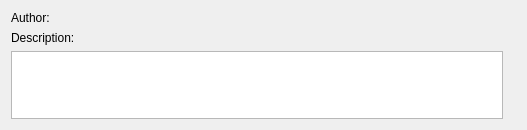
Stellarium/stellarium, file src/gui/addonWidget.ui: the form before one commit.
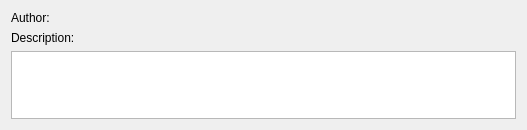
The form after the commit.

Patch:
```diff
--- a/src/gui/addonWidget.ui
+++ b/src/gui/addonWidget.ui
@@ -31,7 +31,7 @@
   <property name="windowTitle">
    <string>Form</string>
   </property>
-  <layout class="QGridLayout" name="gridLayout">
+  <layout class="QGridLayout" name="gridLayout" columnstretch="0,100">
    <item row="0" column="1">
     <widget class="QLabel" name="txtAuthor">
      <property name="text">
@@ -53,8 +53,8 @@
      </property>
     </widget>
    </item>
-   <item row="2" column="0">
-    <widget class="QTextBrowser" name="textBrowser">
+   <item row="2" column="0" colspan="2">
+    <widget class="QTextBrowser" name="txtDescription">
      <property name="focusPolicy">
       <enum>Qt::NoFocus</enum>
      </property>
```
